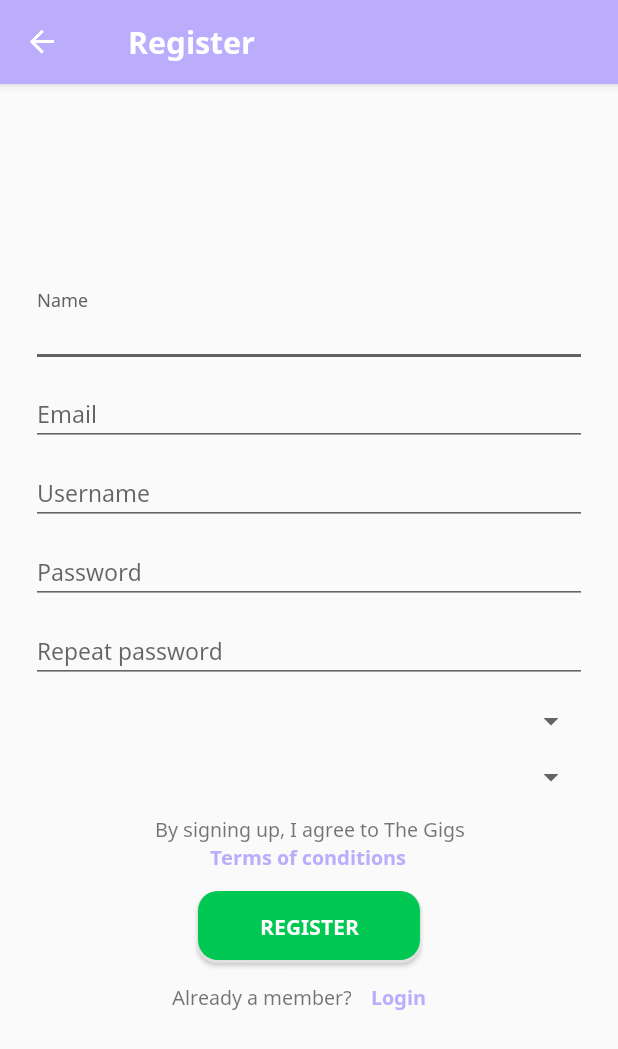
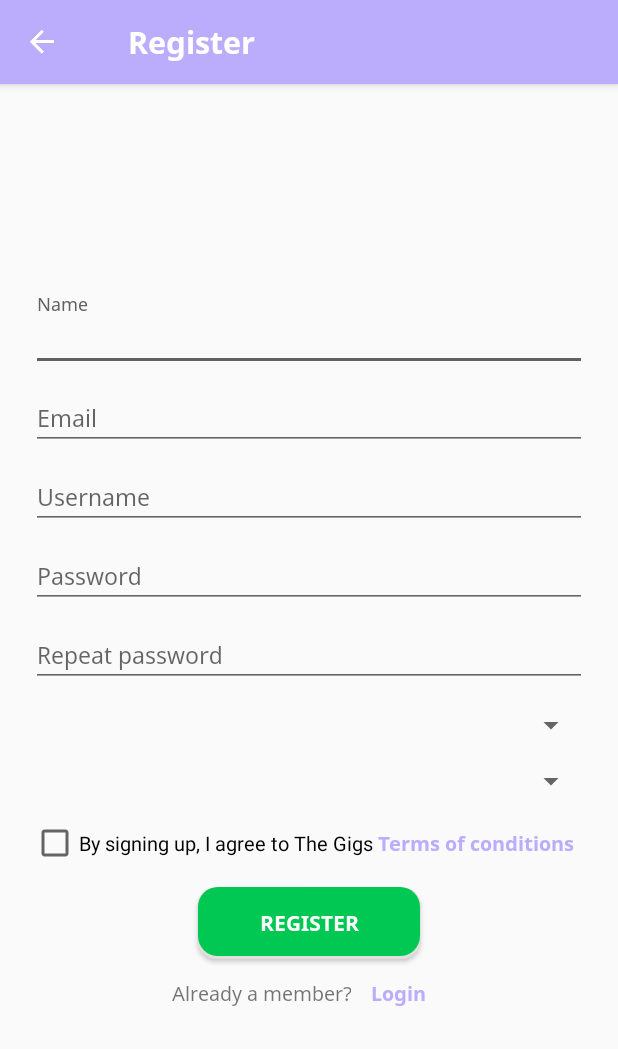
Before and after one commit to DhanraajDreamGuys/Gigs, an Android app: the Register screen opened directly, with no data from a screen before it, on a phone screen of 412 x 824 dp. Shown: the top 1049 px of the screen. Run offline under Robolectric (Android 15) with nearby library versions, the phone set to English and light mode, and no system bars; our stand-ins replace sdp/ssp sizes; libraries missing offline, so code that uses them is left out: com.wang.avi.

Commit message:
Bug fixing - 12/12/2017

```diff
--- a/app/src/main/java/dreamguys/in/co/gigs/fragment/HomeFragment.java
+++ b/app/src/main/java/dreamguys/in/co/gigs/fragment/HomeFragment.java
@@ -207,7 +207,7 @@ public class HomeFragment extends Fragment {
                                     if (getActivity() != null) {
                                         aPopularGigsImageAdapter = new PopularGigsImageAdapter(getActivity(), primary.getPopular_gigs_image());
                                         mViewPager.setAdapter(aPopularGigsImageAdapter);
-                                        setViewpagerAutoSlide();
+//                                        setViewpagerAutoSlide();
                                         if (primary.getCategories().size() > 0) {
                                             HorizontalTopCategoryAdapter aHorizontalTopCategoryAdapter = new HorizontalTopCategoryAdapter(getActivity(), primary.getCategories());
                                             horizontalCategories.setAdapter(aHorizontalTopCategoryAdapter);
--- a/app/src/main/java/dreamguys/in/co/gigs/utils/Constants.java
+++ b/app/src/main/java/dreamguys/in/co/gigs/utils/Constants.java
@@ -37,4 +37,7 @@ public class Constants {
     public static String SUPERFAST_CHARGES = "SUPERFAST_CHARGES";
     public static String SUPERFAST_DAYS = "SUPERFAST_DAYS";
     public static String SUPERFAST_DELIVERY_DESC = "SUPERFAST_DELIVERY_DESC";
+    public static String passwordMatch = "^(?=.*\\d)(?=.*[a-z])(?=.*[A-Z])(?=.*[@#$%^&+=!])[^\\s]{8,15}$";
+    public static String cityMatch = "^(?=.*[a-z])(?=.*[A-Z])[^\\s]{8,15}$";
+    public static String numberMatch="^[0-9]+$";
 }
--- a/app/src/main/res/layout/activity_register.xml
+++ b/app/src/main/res/layout/activity_register.xml
@@ -68,9 +68,9 @@
                     android:layout_width="match_parent"
                     android:layout_height="wrap_content"
                     android:hint="@string/hint_email"
+                    android:inputType="textEmailAddress"
                     android:singleLine="true"
                     android:textSize="@dimen/_12sdp"
-                    android:inputType="textEmailAddress"
                     app:fontName="@string/font_regular" />
             </android.support.design.widget.TextInputLayout>
 
@@ -116,8 +116,8 @@
                     android:id="@+id/input_rpassword"
                     android:layout_width="match_parent"
                     android:layout_height="wrap_content"
+                    android:hint="@string/hint_rpassword"
                     android:inputType="textPassword"
-                    android:hint="@string/hint_rpassword"
                     android:singleLine="true"
                     android:textSize="@dimen/_12sdp"
                     app:fontName="@string/font_regular" />
@@ -138,25 +138,31 @@
                 android:layout_marginTop="@dimen/_10sdp"
                 android:textSize="@dimen/_12sdp" />
 
-
-            <dreamguys.in.co.gigs.utils.CustomTextView
-                app:fontName="@string/font_regular"
+            <RelativeLayout
                 android:layout_width="match_parent"
                 android:layout_height="wrap_content"
-                android:layout_marginTop="@dimen/_10sdp"
-                android:gravity="center"
+                android:layout_marginTop="@dimen/_10sdp">
+
+                <CheckBox
+                    android:id="@+id/cb_agree_conditions"
+                    android:layout_width="wrap_content"
+                    android:layout_height="wrap_content"
+                    android:gravity="center_vertical"
                     android:text="@string/text_agree"
                     android:textSize="@dimen/_10sdp" />
 
                 <dreamguys.in.co.gigs.utils.CustomTextView
-                app:fontName="@string/font_bold"
                     android:layout_width="wrap_content"
                     android:layout_height="wrap_content"
+                    android:layout_centerInParent="true"
                     android:layout_gravity="center"
-                android:text="@string/text_agree_conditions"
+                    android:layout_toRightOf="@+id/cb_agree_conditions"
                     android:onClick="termsOfConditions"
+                    android:text=" Terms of conditions"
                     android:textColor="@color/colorAppTheme"
-                android:textSize="@dimen/_10sdp" />
+                    android:textSize="@dimen/_10sdp"
+                    app:fontName="@string/font_bold" />
+            </RelativeLayout>
 
             <dreamguys.in.co.gigs.utils.CustomButton
                 android:id="@+id/button_register"
--- a/app/src/main/res/layout/activity_update_profile.xml
+++ b/app/src/main/res/layout/activity_update_profile.xml
@@ -10,6 +10,7 @@
         android:layout_height="wrap_content">
 
         <android.support.v7.widget.Toolbar
+            android:id="@+id/tb_toolbar"
             android:layout_width="match_parent"
             android:layout_height="?attr/actionBarSize"
             android:background="@color/colorAppTheme"
@@ -69,7 +70,7 @@
                     android:layout_width="match_parent"
                     android:layout_height="wrap_content"
                     android:hint="@string/hint_phone_number"
-                    android:inputType="phone"
+                    android:inputType="textPhonetic"
                     android:singleLine="true"
                     android:textSize="@dimen/_12sdp"
                     app:fontName="@string/font_regular" />
--- a/app/src/main/res/values/strings.xml
+++ b/app/src/main/res/values/strings.xml
@@ -19,16 +19,20 @@
     <string name="font_regular">NotoSans_Regular</string>
     <string name="font_bold">NotoSans_Bold</string>
     <string name="err_msg_name">Enter Name</string>
+    <string name="err_msg_phone">Only numbers Allowed</string>
+    <string name="err_msg_city">Should contain only letters</string>
     <string name="err_msg_email">Enter the vaild email address</string>
     <string name="err_msg_password">Enter password</string>
+    <string name="err_msg_password_length">Password should contain minimum 8 characters</string>
     <string name="err_msg_uname">Enter username</string>
     <string name="err_msg_rpassword">Enter repeat password</string>
     <string name="err_msg_cpassword">Enter correct password</string>
     <string name="text_agree">By signing up, I agree to The Gigs</string>
-    <string name="text_agree_conditions">Terms of conditions</string>
+    <string name="text_agree_conditions"> Terms of conditions</string>
     <string name="err_msg_country">Please select the country</string>
     <string name="err_msg_state">Please select the state</string>
     <string name="text_login">Login</string>
+    <string name="err_password">Your password should be 8 characters long, It should be a combination of uppercase,lower case, Number and special character</string>
 
     <string name="signup_info">Not a member yet? it’s fun and easy!</string>
     <string name="fpassword_info">Do you know your password? it’s fun and easy!</string>
```
Also changed, not shown: app/src/main/java/dreamguys/in/co/gigs/ChatRoomActivity.java (+6 -2 lines), app/src/main/java/dreamguys/in/co/gigs/Register.java (+25 -0 lines), app/src/main/java/dreamguys/in/co/gigs/UpdateProfile.java (+39 -4 lines), app/src/main/java/dreamguys/in/co/gigs/utils/MultiSpinner.java (+5 -2 lines). Lines whose indentation alone changed are shown as unchanged.
